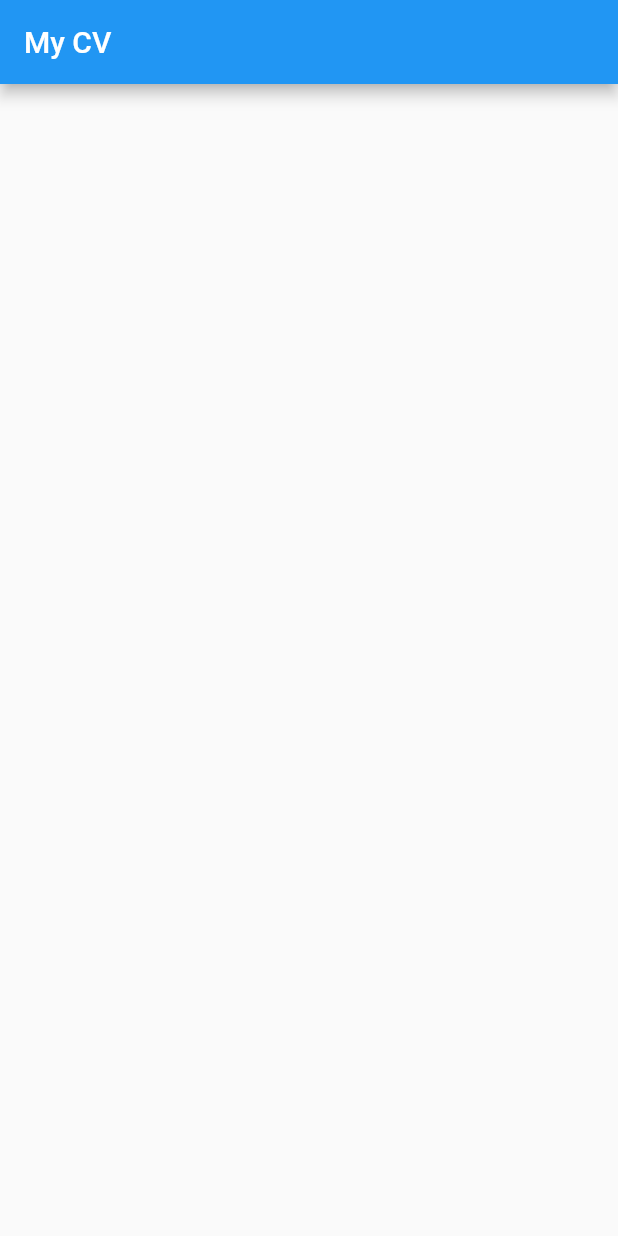
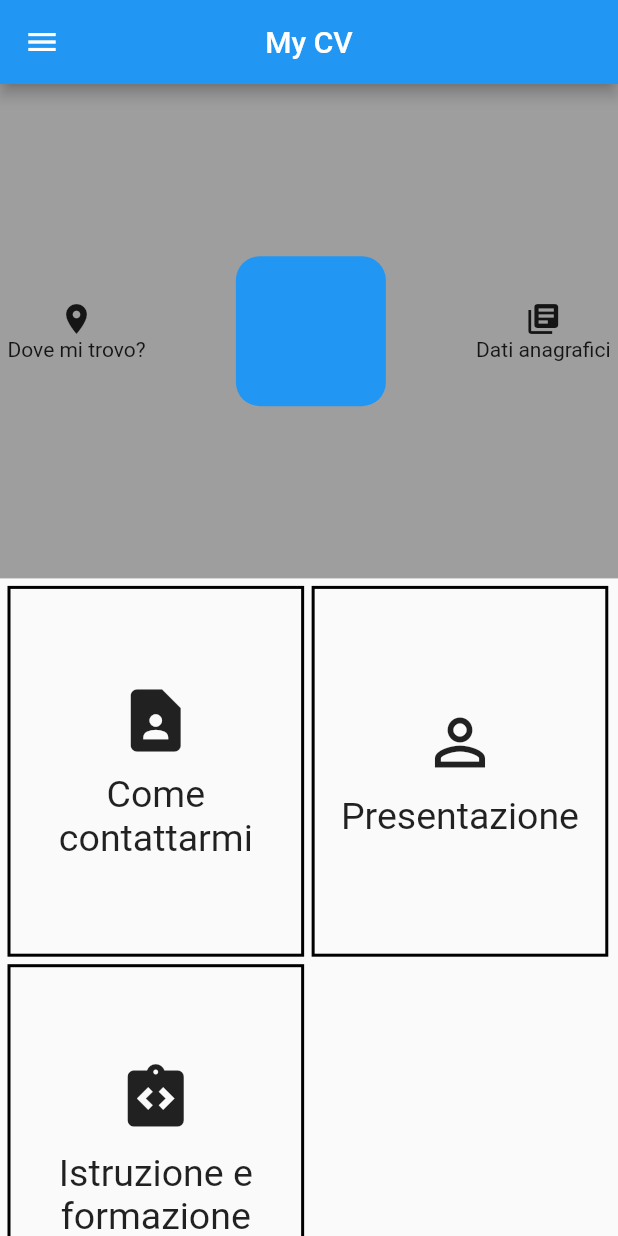
Before and after one commit to emanu2002/flutter_cv, a Flutter app: the screen it shows after launch, on a phone screen of 412 x 824 dp. Run offline on Flutter 3.47's test engine with Material 2 defaults, Android fonts, the phone set to English and light mode, and no system bars; our stand-ins replace go_router.

Commit message:
aggiunto container superiore e container box

```diff
--- a/progetto/lib/pages/home_page.dart
+++ b/progetto/lib/pages/home_page.dart
@@ -5,8 +5,81 @@ class HomePage extends StatelessWidget {
     return Scaffold(
       appBar: AppBar(
         title: const Text("My CV"),
+        centerTitle: true,
+      ),
+      drawer: Drawer(),// mettere poi possibilità di modifica
+      body: ListView(
+        children: [
+          Container(
+            padding: EdgeInsets.all(5),
+            height: MediaQuery.of(context).size.height *0.4,
+            decoration: const BoxDecoration( // dopo mettere immagine di sfondo
+              color: Colors.grey
+            ),
+            child: Row(
+              mainAxisAlignment: MainAxisAlignment.spaceBetween,
+              crossAxisAlignment: CrossAxisAlignment.center,
+              children: [
+                GestureDetector(
+                  onTap: ()=> print('Dove mi trovo?'),
+                  child: Column(
+                    mainAxisAlignment: MainAxisAlignment.center,
+                    children: const [
+                      Icon(Icons.location_on),
+                      Text("Dove mi trovo?"),
+                    ],
+                  ),
+                ),
+                Container(
+                  height: 100,
+                  width: 100,
+                  decoration: const BoxDecoration(
+                    borderRadius: BorderRadius.all(Radius.circular(16.0)),
+                    color: Colors.blue
+                  ),
+                ),
+                GestureDetector(
+                  onTap: ()=> print('Dati anagrafici'),
+                  child: Column(
+                    mainAxisAlignment: MainAxisAlignment.center,
+                    children: const [
+                      Icon(Icons.library_books),
+                      Text("Dati anagrafici"),
+                    ],
+                  ),
+                )
+              ],
+            ),
+          ),
+          Wrap(
+            children: [
+              _container(context, Icons.contact_page, "Come contattarmi"),
+              _container(context, Icons.person_outline_outlined, "Presentazione"),
+              _container(context, Icons.integration_instructions, "Istruzione e formazione")
+            ],
+          )
+        ],
       ),
     );
   }
 
+  Widget _container(BuildContext context,IconData icona, String text){
+    return Container(
+      margin: const EdgeInsets.only(left:5, top:5),
+      height: MediaQuery.of(context).size.height *0.30,
+      width: MediaQuery.of(context).size.width *0.48,
+      decoration: BoxDecoration(
+        border: Border.all(width: 2)
+      ),
+      child: Column(
+        mainAxisAlignment: MainAxisAlignment.center,
+        crossAxisAlignment: CrossAxisAlignment.center,
+        children: [
+          Icon(icona,size: 50),
+          const SizedBox(height: 10),
+          Text(text,textAlign: TextAlign.center, style: const TextStyle(fontSize: 25))
+        ],
+      ),
+    );
+  }
 }
```
